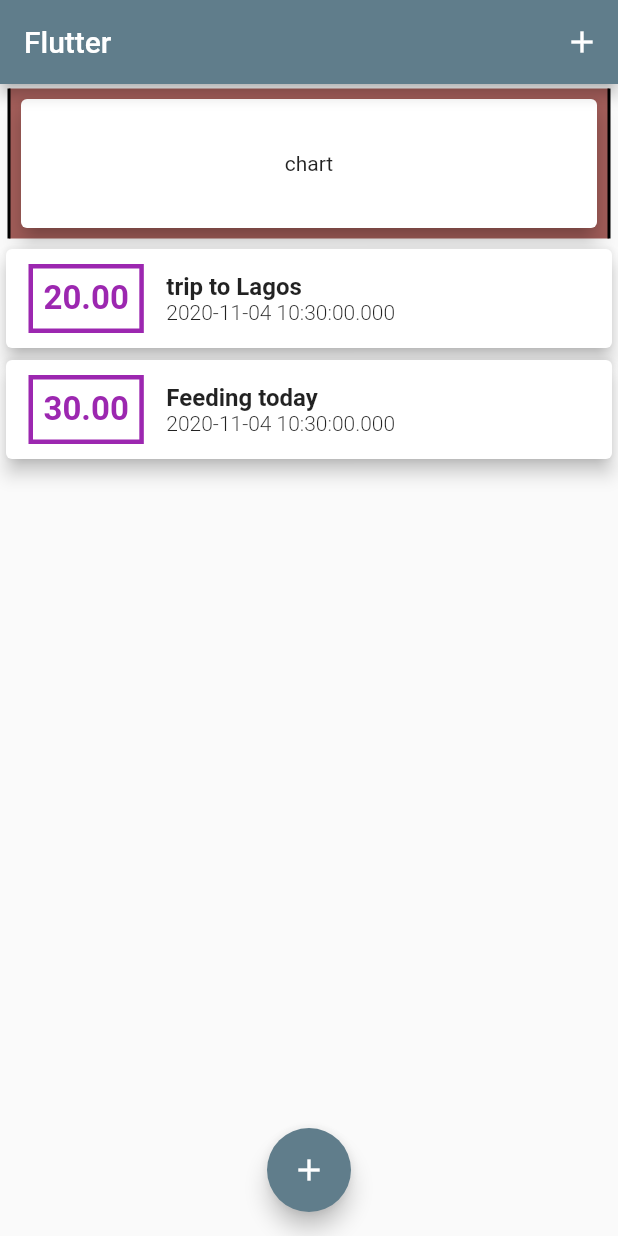
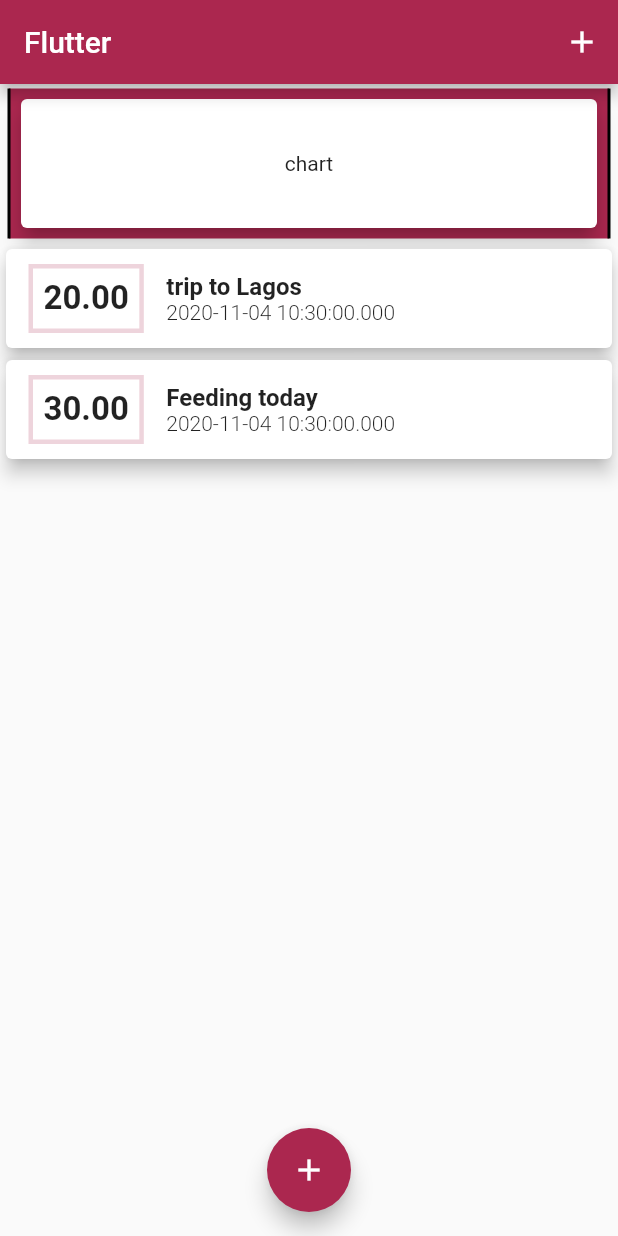
Before and after one commit to ercross/budget_manager, a Flutter app: the screen it shows after launch, on a phone screen of 412 x 824 dp. Run offline on Flutter 3.47's test engine with Material 2 defaults, Android fonts, the phone set to English and light mode, and no system bars.

Commit message:
Extracted theming into theme.dart to centrally control app theming

```diff
--- a/lib/main.dart
+++ b/lib/main.dart
@@ -1,7 +1,9 @@
+import 'package:flutter/material.dart';
+
+import './widgets/theme.dart';
 import './vanilla_bloc/expense_bloc.dart';
-import 'package:flutter/material.dart';
 import './widgets/expense_list.dart';
-import './expense.dart';
+import './models/expense.dart';
 import './vanilla_bloc/expense_event.dart';
 
 void main() => runApp(MyApp());
@@ -13,12 +15,7 @@ class MyApp extends StatelessWidget {
     return MaterialApp(
       title: 'My play App',
       home: MyHomePage(),
-      theme: ThemeData(
-        //primaryColor: Color.fromRGBO(140, 54, 49, 0.8),
-        //accentColor: Color.fromRGBO(150, 64, 59, 0.9),
-        //brightness: Brightness.dark,
-        primarySwatch: Colors.blueGrey
-      ),
+      theme: BudgetManagerTheme().makeTheme(),
     );
   }
 }
@@ -79,7 +76,7 @@ class Chart extends StatelessWidget {
               width: double.infinity,
               height: 100,
               decoration: BoxDecoration(
-                color: Color.fromRGBO(140, 54, 49, 0.8),
+                color: Theme.of(buildContext).primaryColor,
                 border:Border.symmetric(vertical: BorderSide(width: 2))
               ),
               padding: EdgeInsets.symmetric(horizontal: 3, vertical: 3),
@@ -155,5 +152,7 @@ class _InputFieldsState extends State<InputFields> {
                           id: 2,
                         )
                       ));
+
+    Navigator.of(context).pop();
   }
 }
--- a/lib/vanilla_bloc/expense_bloc.dart
+++ b/lib/vanilla_bloc/expense_bloc.dart
@@ -1,6 +1,6 @@
 import 'dart:async';
 import './expense_event.dart';
-import '../expense.dart';
+import '../models/expense.dart';
 
 class ExpenseBloc {
 
--- a/lib/vanilla_bloc/expense_event.dart
+++ b/lib/vanilla_bloc/expense_event.dart
@@ -1,4 +1,4 @@
-import '../expense.dart';
+import '../models/expense.dart';
 
 abstract class ExpenseEvent {
   final Expense expense;
--- a/lib/widgets/expense_card.dart
+++ b/lib/widgets/expense_card.dart
@@ -1,5 +1,5 @@
 import 'package:flutter/material.dart';
-import '../expense.dart';
+import '../models/expense.dart';
 
 class ExpenseCard extends StatelessWidget {
   final Expense expense;
@@ -19,7 +19,7 @@ class ExpenseCard extends StatelessWidget {
                           vertical: 10
                         ) ,
                         decoration: BoxDecoration(
-                          border: Border.all(width: 3, color: Colors.purple),
+                          border: Border.all(width: 3, color: Theme.of(context).primaryColorLight),
                         ),
                         padding: EdgeInsets.all(7),
                         child: Text(
@@ -27,7 +27,7 @@ class ExpenseCard extends StatelessWidget {
                           style: TextStyle(
                             fontSize: 22,
                             fontWeight: FontWeight.bold,
-                            color: Colors.purple
+                            //color: Colors.deepOrange
                           ),),
                         ),
                       Column(
--- a/lib/widgets/expense_list.dart
+++ b/lib/widgets/expense_list.dart
@@ -2,7 +2,7 @@ import '../vanilla_bloc/expense_bloc.dart';
 import 'package:flutter/material.dart';
 //import 'package:flutter_bloc/flutter_bloc.dart';
 import './expense_card.dart';
-import '../expense.dart';
+import '../models/expense.dart';
 
 class ExpenseList extends StatefulWidget {
   final ExpenseBloc expenseBloc;
--- /dev/null
+++ b/lib/widgets/theme.dart
@@ -0,0 +1,31 @@
+import 'package:flutter/material.dart';
+
+class BudgetManagerTheme {
+
+  static const Map<int, Color> shades = {
+    50: Color.fromRGBO(171, 39, 79, 0.1),
+    100: Color.fromRGBO(171, 39, 79, 0.2),
+    200: Color.fromRGBO(171, 39, 79, 0.3),
+    300: Color.fromRGBO(171, 39, 79, 0.4),
+    400: Color.fromRGBO(171, 39, 79, 0.5),
+    500: Color.fromRGBO(171, 39, 79, 1),
+    600: Color.fromRGBO(171, 39, 79, 0.6),
+    700: Color.fromRGBO(171, 39, 79, 0.7),
+    800: Color.fromRGBO(171, 39, 79, 0.8),
+    900: Color.fromRGBO(171, 39, 79, 0.9)
+  };
+
+  static const MaterialColor primarySwatch = MaterialColor(0xFFAB274F, shades);
+
+  ThemeData makeTheme () {
+    return ThemeData(
+      primarySwatch: primarySwatch,
+        textTheme: TextTheme(
+          bodyText1: TextStyle(
+            color: Colors.deepOrange,
+            fontFamily: 'Quicksand',
+          )
+        )
+    );
+  }
+}
```
Also changed, not shown: pubspec.yaml (+12 -11 lines), assets/fonts/OpenSans-Bold.ttf (added), assets/fonts/OpenSans-Regular.ttf (added), assets/fonts/Quicksand-Bold.ttf (added), assets/fonts/Quicksand-Light.ttf (added), assets/fonts/Quicksand-Medium.ttf (added), assets/fonts/Quicksand-Regular.ttf (added), lib/models/expense.dart (renamed from lib/expense.dart).
